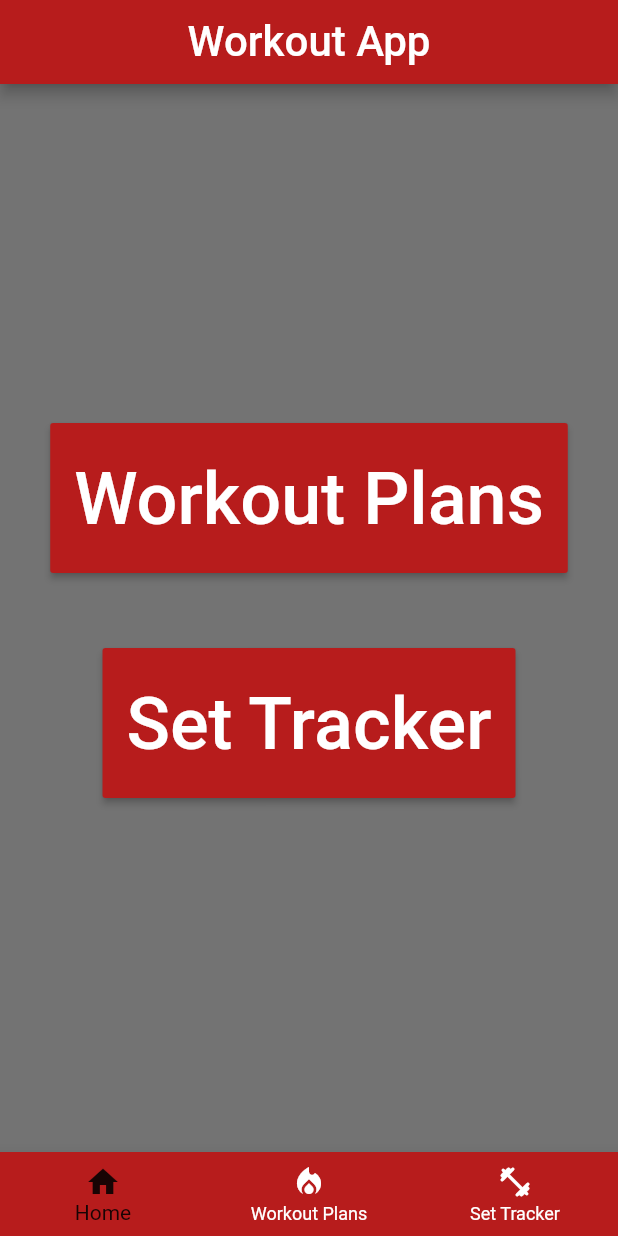
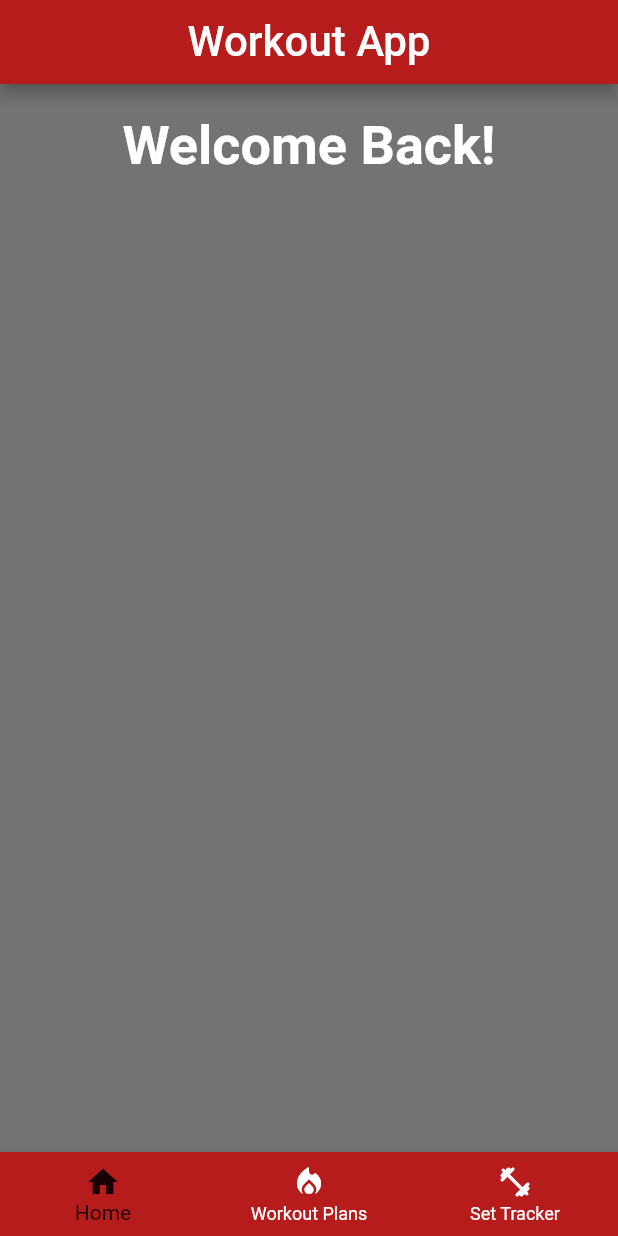
Before and after one commit to joeyjpowers/WorkoutCrossPlatformApp, a Flutter app: the screen it shows after launch, on a phone screen of 412 x 824 dp. Run offline on Flutter 3.47's test engine with Material 2 defaults, Android fonts, the phone set to English and light mode, and no system bars; our stand-ins replace multi_select_flutter, sqflite; accounts and stored records are empty.

```diff
--- a/lib/home.dart
+++ b/lib/home.dart
@@ -8,43 +8,23 @@ class Home extends StatelessWidget {
   @override
   Widget build(BuildContext context) {
     return Container(
-      child: Column(
+      child: ListView(
         children: <Widget>[
           Container(
-      margin: EdgeInsets.all(20),
-      child: Center(
-            child: ButtonTheme(
-              minWidth: 300,
-              height: 100,
-              child: RaisedButton(
-                child: Text(
-                  "Workout Plans",
-                  style: TextStyle(color: Colors.white, fontSize: 48),
+            margin: EdgeInsets.only(top: 20),
+            child: Center(
+              child: Text(
+                "Welcome Back!",
+                style: TextStyle(
+                  fontSize: 36,
+                  color: Colors.white,
+                  fontWeight: FontWeight.bold,
                 ),
-                color: Colors.red[900],
-                onPressed: setWorkoutPlan,
               ),
             ),
-          )),
-          Container(
-              margin: EdgeInsets.all(30),
-              child: Center(
-            child: ButtonTheme(
-              minWidth: 200,
-              height: 100,
-              child: RaisedButton(
-                child: Text(
-                  "Set Tracker",
-                  style: TextStyle(color: Colors.white, fontSize: 48),
-                ),
-                color: Colors.red[900],
-                onPressed: setTracker,
-              ),
-            ),
-          )),
+          ),
+          SizedBox(height: 10),
         ],
-        mainAxisAlignment: MainAxisAlignment.center,
-        crossAxisAlignment: CrossAxisAlignment.center,
       ),
       color: Colors.black54,
     );
```
Also changed, not shown: lib/settracker.dart (+37 -6 lines).
